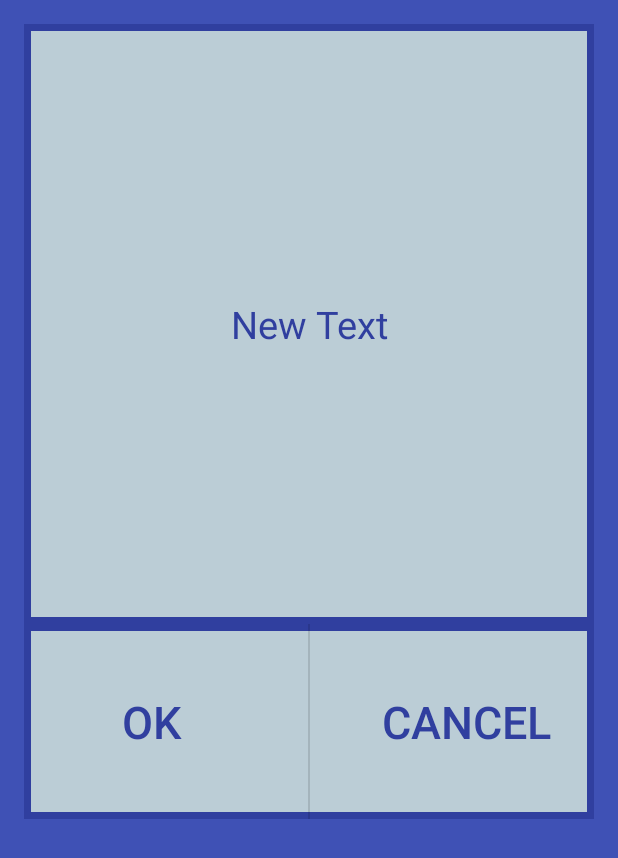
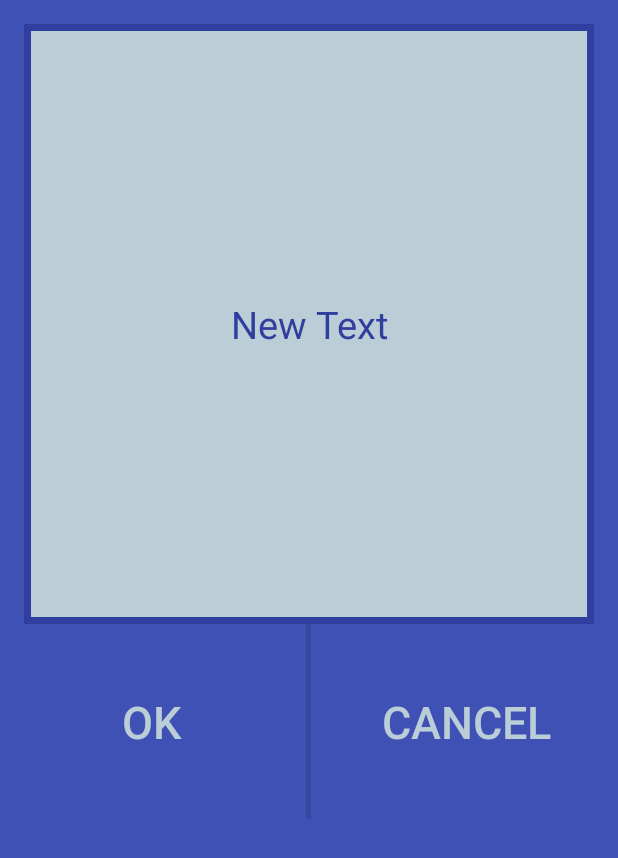
Before and after one commit to thangsea/Totes_Rewards, an Android app: the layout activity_popup.xml on its own in the app's theme, with its tools: preview values and no code run, on a phone screen of 412 x 824 dp. Shown: the top 858 px of the screen. Run offline under Robolectric (Android 15) with nearby library versions, the light colour scheme and no system bars.

Commit message:
Cosmetic changes to activity_popup

```diff
--- a/app/src/main/res/layout/activity_popup.xml
+++ b/app/src/main/res/layout/activity_popup.xml
@@ -28,7 +28,6 @@
         android:layout_width="match_parent"
         android:layout_height="130dp"
         android:weightSum="1"
-        android:background="@drawable/border"
         style="?android:attr/buttonBarStyle">
 
         <Button
@@ -39,7 +38,7 @@
             android:textSize="30sp"
             android:textAlignment="center"
             android:layout_gravity="right|center_vertical"
-            android:textColor="@color/colorPrimaryDark"
+            android:textColor="@color/colorPrimaryLight"
             style="?android:attr/buttonBarButtonStyle"/>
 
         <Button
@@ -50,11 +49,11 @@
             android:textSize="30sp"
             android:textAlignment="center"
             android:layout_gravity="left|center_vertical"
-            android:textColor="@color/colorPrimaryDark"
+            android:textColor="@color/colorPrimaryLight"
             style="?android:attr/buttonBarButtonStyle" />
 
         <View
-            android:layout_width="1dip"
+            android:layout_width="3dip"
             android:layout_height="match_parent"
             android:layout_marginLeft="1dip"
             android:layout_marginRight="1dip"
--- a/app/src/main/res/layout/content_main.xml
+++ b/app/src/main/res/layout/content_main.xml
@@ -46,7 +46,7 @@
             android:textColor="@color/colorPrimaryDark"/>
 
         <View
-            android:layout_width="1dip"
+            android:layout_width="3dip"
             android:layout_height="match_parent"
             android:layout_marginLeft="1dip"
             android:layout_marginRight="1dip"
@@ -55,7 +55,7 @@
 
         <View
             android:layout_width="match_parent"
-            android:layout_height="1dip"
+            android:layout_height="3dip"
             android:layout_marginLeft="4dip"
             android:layout_marginRight="4dip"
             android:background="?android:attr/dividerVertical"/>
```
